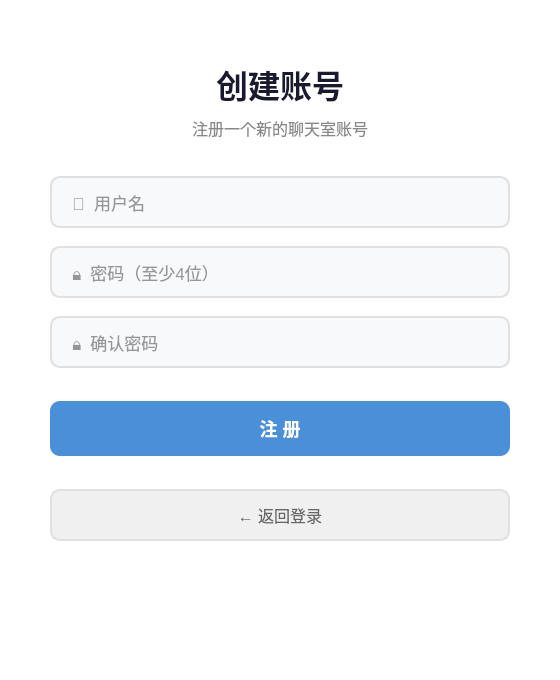
Qt form registerdialog.ui (jakbop/ChatRoom) before a commit.
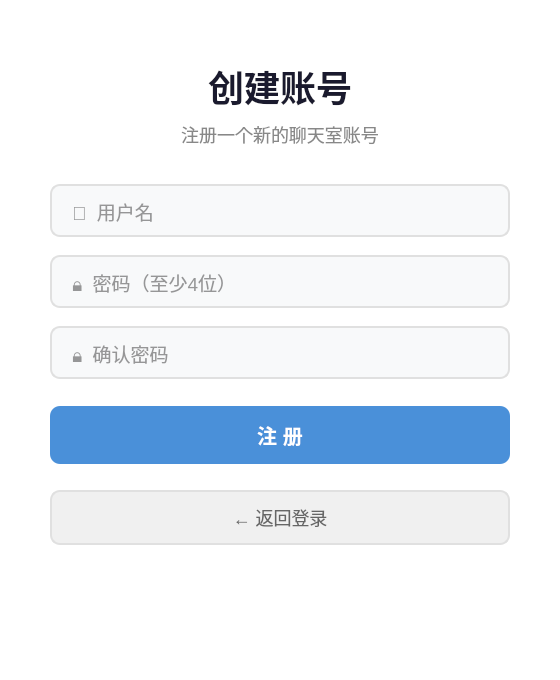
The same form after that commit.

What changed in the file:
```diff
--- a/registerdialog.ui
+++ b/registerdialog.ui
@@ -25,22 +25,22 @@
 }
 QLabel#lblTitle {
     color: #1a1a2e;
-    font-size: 32px;
+    font-size: 36px;
     font-weight: bold;
 }
 QLabel#lblSubtitle {
     color: #888888;
-    font-size: 16px;
+    font-size: 18px;
 }
 QLabel#lblStatus {
     color: #e74c3c;
-    font-size: 14px;
+    font-size: 16px;
 }
 QLineEdit {
     border: 2px solid #e0e0e0;
     border-radius: 10px;
     padding: 12px 18px;
-    font-size: 17px;
+    font-size: 19px;
     background-color: #f8f9fa;
     color: #333333;
     selection-background-color: #4a90d9;
@@ -58,7 +58,7 @@
     border: none;
     border-radius: 10px;
     padding: 14px;
-    font-size: 18px;
+    font-size: 20px;
     font-weight: bold;
 }
 QPushButton#btnRegister:hover {
@@ -77,7 +77,7 @@
     border: 2px solid #e0e0e0;
     border-radius: 10px;
     padding: 12px;
-    font-size: 16px;
+    font-size: 18px;
 }
 QPushButton#btnBack:hover {
     background-color: #e4e4e4;
```
